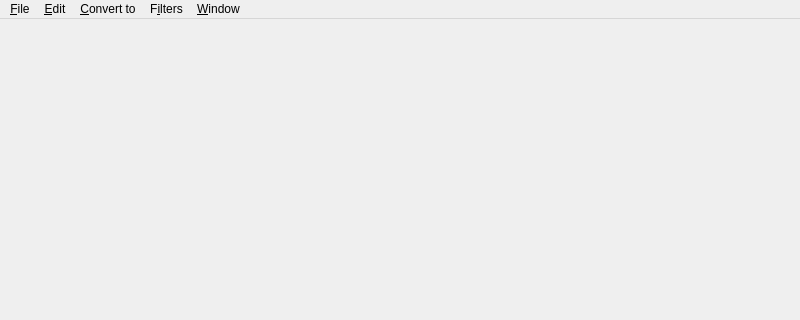
Old version of the form ui/MainWindow.ui in the repository lastland/ImageProcessor; both pictures show x 0 to 800 and y 0 to 320 of the 800 by 600 pixel window.
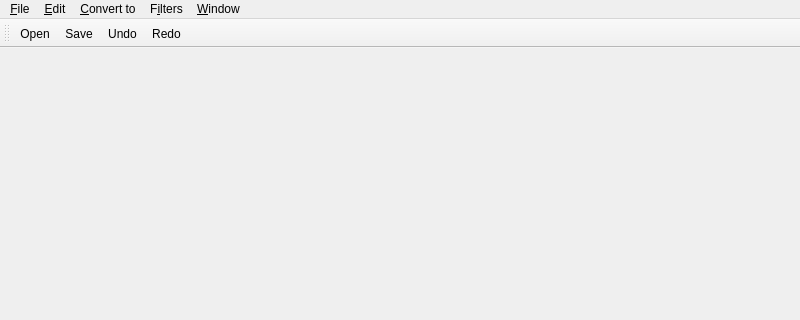
New version of the form.

What changed in the file:
```diff
--- a/ui/MainWindow.ui
+++ b/ui/MainWindow.ui
@@ -95,6 +95,21 @@
    <addaction name="menuFilters"/>
    <addaction name="menuWindow"/>
   </widget>
+  <widget class="QToolBar" name="toolBar">
+   <property name="windowTitle">
+    <string>toolBar</string>
+   </property>
+   <attribute name="toolBarArea">
+    <enum>TopToolBarArea</enum>
+   </attribute>
+   <attribute name="toolBarBreak">
+    <bool>true</bool>
+   </attribute>
+   <addaction name="actionOpen"/>
+   <addaction name="actionSave"/>
+   <addaction name="actionUndo"/>
+   <addaction name="actionRedo"/>
+  </widget>
   <action name="actionOpen">
    <property name="text">
     <string>&amp;Open</string>
```
